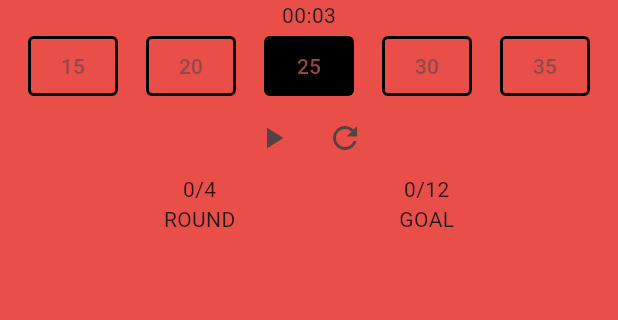
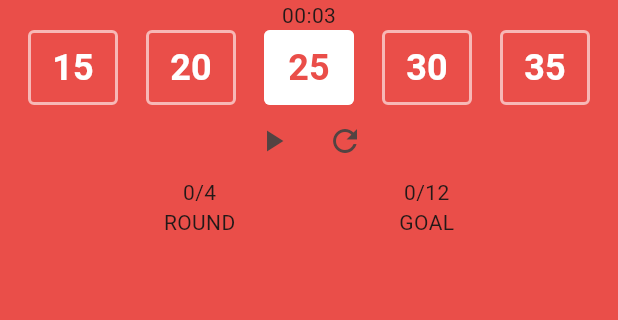
Before and after one commit to 0407chan/flutter_challenge_pomodoro, a Flutter app: the screen it shows after launch, on a phone screen of 412 x 824 dp, the part 84-404 px from its top. Run offline on Flutter 3.47's test engine with Material 3 defaults, Android fonts, the phone set to English and light mode, and no system bars; Roboto replaces fonts that are missing (pretendard).

Commit message:
feat: timeSelectButton 스타일 반영

```diff
--- a/lib/components/time_select_button.dart
+++ b/lib/components/time_select_button.dart
@@ -1,4 +1,5 @@
 import 'package:flutter/material.dart';
+import 'package:pomodoro/constants/color.dart';
 
 class TimeSelectButton extends StatelessWidget {
   final Function() onPressed;
@@ -18,16 +19,23 @@ class TimeSelectButton extends StatelessWidget {
       style: TextButton.styleFrom(
         shape: RoundedRectangleBorder(
           borderRadius: BorderRadius.circular(4),
-          side: BorderSide(
-            color: isSelected ? Colors.transparent : Colors.black,
+          side: const BorderSide(
+            color: AppColors.whiteSecondary,
             width: 2,
           ),
         ),
-        backgroundColor: isSelected ? Colors.black : Colors.transparent,
+        backgroundColor: isSelected ? AppColors.white : Colors.transparent,
         padding: const EdgeInsets.all(0),
-        minimumSize: const Size(60, 40),
+        minimumSize: const Size(60, 50),
       ),
-      child: Text(text),
+      child: Text(
+        text,
+        style: TextStyle(
+          color: isSelected ? AppColors.primary : AppColors.white,
+          fontWeight: FontWeight.bold,
+          fontSize: 24,
+        ),
+      ),
     );
   }
 }
```
